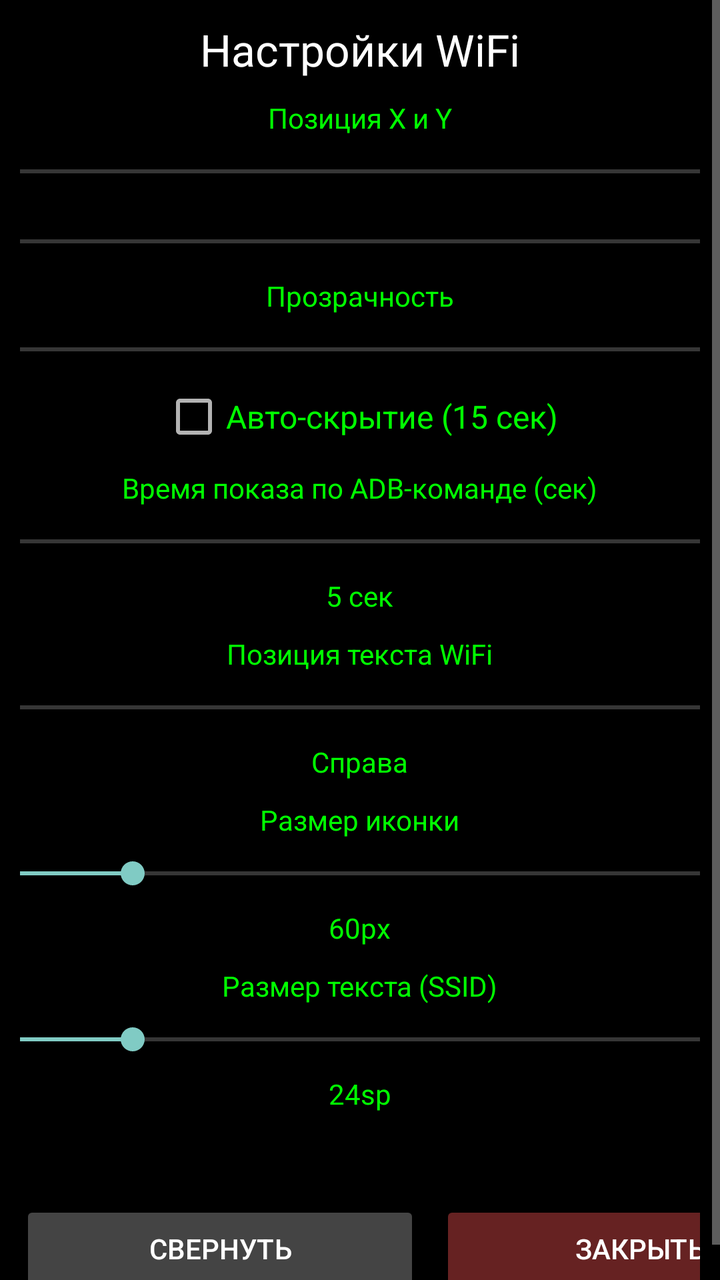
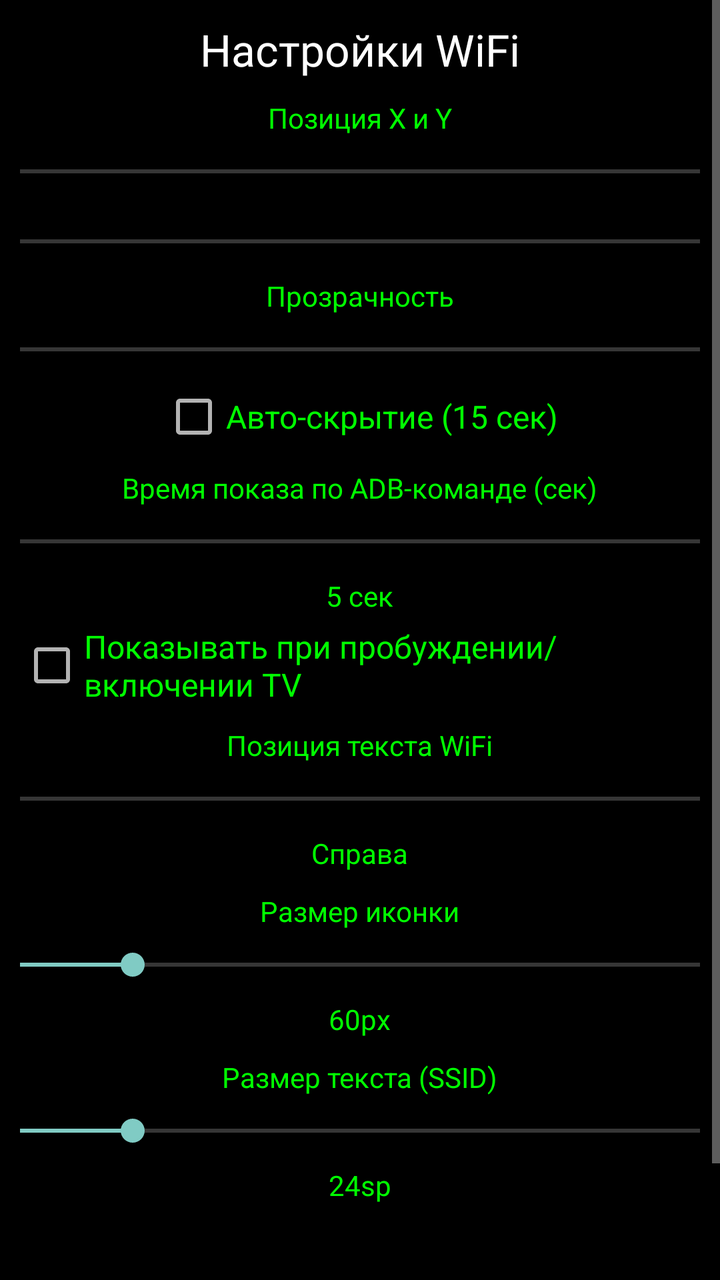

Compare the two renders of this Android layout. The source of the first and the diff that turns it into the second are given below.
<!-- AndroidManifest.xml: application theme AppTheme -->
<!-- res/layout/activity_main.xml -->
<?xml version="1.0" encoding="utf-8"?>
<ScrollView xmlns:android="http://schemas.android.com/apk/res/android"
    android:layout_width="match_parent"
    android:layout_height="match_parent"
    android:background="#cc000000">

    <LinearLayout
        android:layout_width="match_parent"
        android:layout_height="wrap_content"
        android:orientation="vertical"
        android:padding="10dp"
        android:gravity="center">

        <TextView
            android:layout_width="wrap_content"
            android:layout_height="wrap_content"
            android:text="Настройки WiFi"
            android:textSize="22sp"
            android:textColor="#ffffffff"
            android:layout_marginBottom="10dp" />

        <TextView
            android:layout_width="wrap_content"
            android:layout_height="wrap_content"
            android:text="Позиция X и Y"
            android:textColor="#ff00ff00" />

        <SeekBar
            android:id="@+id/sbX"
            android:layout_width="600dp"
            android:layout_height="35dp"
            android:max="100" />

        <SeekBar
            android:id="@+id/sbY"
            android:layout_width="600dp"
            android:layout_height="35dp"
            android:max="100" />

        <TextView
            android:layout_width="wrap_content"
            android:layout_height="wrap_content"
            android:text="Прозрачность"
            android:textColor="#ff00ff00" />

        <SeekBar
            android:id="@+id/sbAlpha"
            android:layout_width="600dp"
            android:layout_height="35dp"
            android:max="255" />

        <CheckBox
            android:id="@+id/cbAutoHide"
            android:layout_width="wrap_content"
            android:layout_height="wrap_content"
            android:text="Авто-скрытие (15 сек)"
            android:textSize="16sp"
            android:textColor="#ff00ff00" />

        <TextView
            android:layout_width="wrap_content"
            android:layout_height="wrap_content"
            android:text="Время показа по ADB-команде (сек)"
            android:textColor="#ff00ff00"
            android:layout_marginTop="10dp" />

        <SeekBar
            android:id="@+id/sbShowDuration"
            android:layout_width="600dp"
            android:layout_height="35dp"
            android:max="60"
            android:progress="5" />

        <TextView
            android:id="@+id/tvShowDurationLabel"
            android:layout_width="wrap_content"
            android:layout_height="wrap_content"
            android:text="5 сек"
            android:textColor="#ff00ff00" />

        <TextView
            android:layout_width="wrap_content"
            android:layout_height="wrap_content"
            android:text="Позиция текста WiFi"
            android:textColor="#ff00ff00"
            android:layout_marginTop="10dp" />

        <SeekBar
            android:id="@+id/sbTextPosition"
            android:layout_width="600dp"
            android:layout_height="35dp"
            android:max="1" />

        <TextView
            android:id="@+id/tvTextPositionLabel"
            android:layout_width="wrap_content"
            android:layout_height="wrap_content"
            android:text="Справа"
            android:textColor="#ff00ff00" />

        <TextView
            android:layout_width="wrap_content"
            android:layout_height="wrap_content"
            android:text="Размер иконки"
            android:textColor="#ff00ff00"
            android:layout_marginTop="10dp" />

        <SeekBar
            android:id="@+id/sbIconSize"
            android:layout_width="600dp"
            android:layout_height="35dp"
            android:max="200"
            android:progress="60" />

        <TextView
            android:id="@+id/tvIconSizeLabel"
            android:layout_width="wrap_content"
            android:layout_height="wrap_content"
            android:text="60px"
            android:textColor="#ff00ff00" />

        <TextView
            android:layout_width="wrap_content"
            android:layout_height="wrap_content"
            android:text="Размер текста (SSID)"
            android:textColor="#ff00ff00"
            android:layout_marginTop="10dp" />

        <SeekBar
            android:id="@+id/sbFontSize"
            android:layout_width="600dp"
            android:layout_height="35dp"
            android:max="80"
            android:progress="24" />

        <TextView
            android:id="@+id/tvFontSizeLabel"
            android:layout_width="wrap_content"
            android:layout_height="wrap_content"
            android:text="24sp"
            android:textColor="#ff00ff00" />

        <TextView
            android:id="@+id/tvPermissionsStatus"
            android:layout_width="wrap_content"
            android:layout_height="wrap_content"
            android:text=""
            android:textSize="14sp"
            android:textColor="#ffaaaaaa"
            android:layout_marginTop="15dp" />

        <LinearLayout
            android:layout_width="wrap_content"
            android:layout_height="wrap_content"
            android:orientation="horizontal"
            android:layout_marginTop="10dp">

            <Button
                android:id="@+id/btnMinimize"
                android:layout_width="200dp"
                android:layout_height="wrap_content"
                android:text="СВЕРНУТЬ"
                android:backgroundTint="#ff444444"
                android:layout_marginEnd="10dp" />

            <Button
                android:id="@+id/btnClose"
                android:layout_width="200dp"
                android:layout_height="wrap_content"
                android:text="ЗАКРЫТЬ"
                android:backgroundTint="#ff662222" />

        </LinearLayout>

    </LinearLayout>

</ScrollView>
<!-- resources referenced by this layout -->
<resources>
  <style name="AppTheme" parent="Theme.AppCompat.NoActionBar">
          <item name="android:windowBackground">@android:color/black</item>
          <item name="android:colorBackground">@android:color/black</item>
          <item name="android:textColorPrimary">@android:color/white</item>
      </style>
</resources>

<!-- the commit's change to res/layout/activity_main.xml (unified diff, before → after) -->
@@ -77,6 +77,15 @@
             android:layout_height="wrap_content"
             android:text="5 сек"
             android:textColor="#ff00ff00" />
+
+        <CheckBox
+            android:id="@+id/cbShowOnWake"
+            android:layout_width="wrap_content"
+            android:layout_height="wrap_content"
+            android:text="Показывать при пробуждении/включении TV"
+            android:textSize="16sp"
+            android:textColor="#ff00ff00"
+            android:layout_marginTop="5dp" />
 
         <TextView
             android:layout_width="wrap_content"
